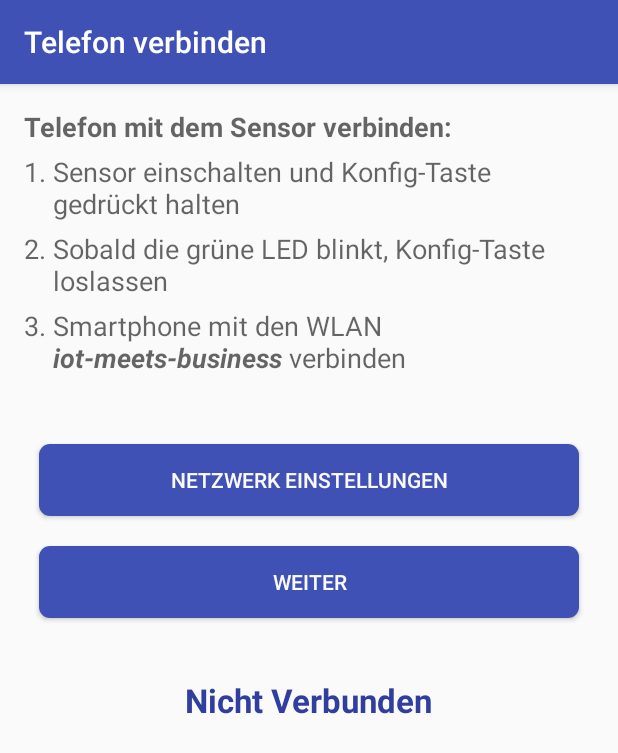
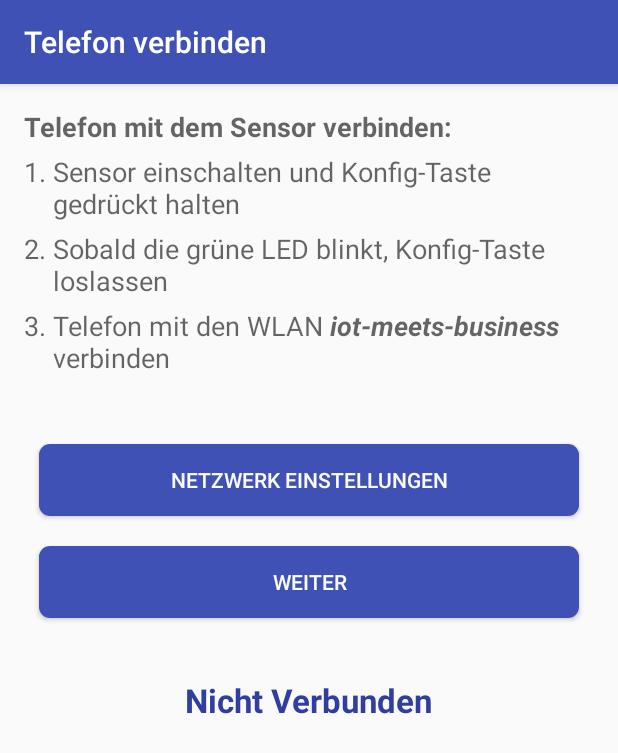
Before and after one commit to ti8m/IoTmeetsBusiness, an Android app: the ConnectPhoneActivity screen opened directly, with no data from a screen before it, on a phone screen of 412 x 824 dp. Shown: the top 753 px of the screen. Run offline under Robolectric (Android 15) with nearby library versions, the phone set to English and light mode, and no system bars.

Commit message:
some style and text changes

```diff
--- a/Android/IoTmeetsBusiness/app/src/main/res/layout/list_fragment.xml
+++ b/Android/IoTmeetsBusiness/app/src/main/res/layout/list_fragment.xml
@@ -1,8 +1,7 @@
 <LinearLayout xmlns:android="http://schemas.android.com/apk/res/android"
     android:orientation="vertical"
     android:layout_width="fill_parent"
-    android:layout_height="fill_parent"
-    android:background="#FFFFFF">
+    android:layout_height="fill_parent">
 
     <ListView
         android:id="@+id/listFragment"
--- a/Android/IoTmeetsBusiness/app/src/main/res/values/strings.xml
+++ b/Android/IoTmeetsBusiness/app/src/main/res/values/strings.xml
@@ -36,7 +36,7 @@
     <string name="ssid">SSID</string>
     <string name="instTurnSensorOn">Sensor einschalten und Konfig-Taste gedrückt halten</string>
     <string name="instBlinkLed">Sobald die grüne LED blinkt, Konfig-Taste loslassen</string>
-    <string name="instConnectToSensor">Smartphone mit den WLAN <b><i>iot-meets-business</i></b> verbinden</string>
+    <string name="instConnectToSensor">Telefon mit den WLAN <b><i>iot-meets-business</i></b> verbinden</string>
     <string name="instSetSsid">SSID und Passwort des Netzerks eingeben, mit welchem der Sensor verbunden werden soll</string>
     <string name="instPressConnect">Button <i>Verbinden</i> drücken</string>
     <string name="title_activity_connect_phone">Telefon verbinden</string>
```
Also changed, not shown: 2 other files.
